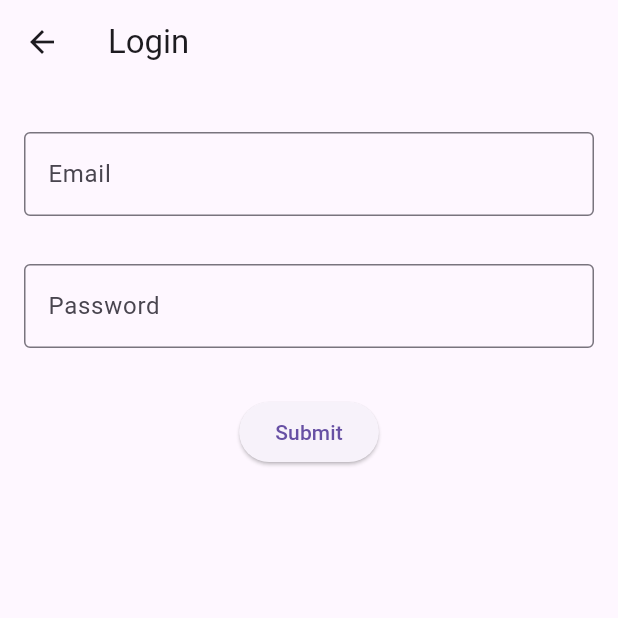
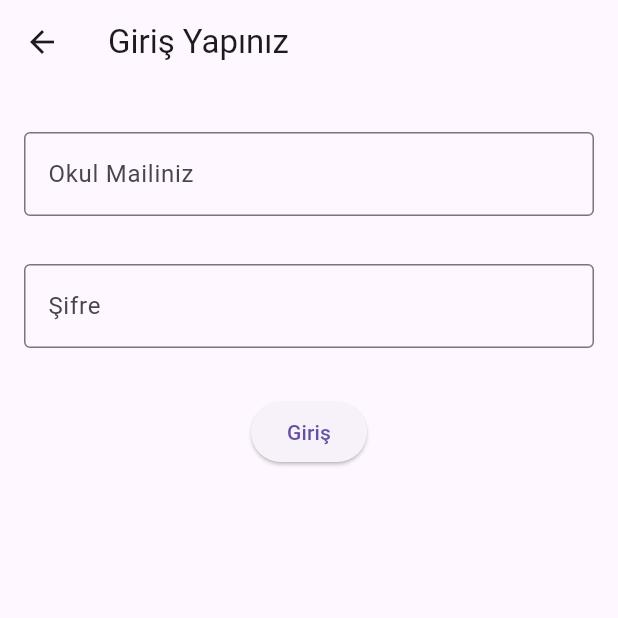
Before and after one commit to TOBB-ETU-CS-Community/Etu-SuperApp, a Flutter app: the screen it shows after launch, in the side drawer, after a tap on "Giriş", on a phone screen of 412 x 824 dp, the top half of it. Run offline on Flutter 3.47's test engine with Material 3 defaults, Android fonts, the light colour scheme and no system bars.

Commit message:
page init

```diff
--- a/etu_super_app_1/lib/Pages/login_screen.dart
+++ b/etu_super_app_1/lib/Pages/login_screen.dart
@@ -16,7 +16,7 @@ class _LoginState extends State<MyLoginScreen> {
   Widget build(BuildContext context) {
     return Scaffold(
       appBar: AppBar(
-        title: const Text("Login"),
+        title: const Text("Giriş Yapınız"),
       ),
       body: Form(
         key: _formKey,
@@ -31,10 +31,10 @@ class _LoginState extends State<MyLoginScreen> {
                 child: TextFormField(
                   controller: emailController,
                   decoration: const InputDecoration(
-                      border: OutlineInputBorder(), labelText: "Email"),
+                      border: OutlineInputBorder(), labelText: "Okul Mailiniz"),
                   validator: (value) {
                     if (value == null || value.isEmpty) {
-                      return 'Please enter your email';
+                      return 'Lütfen okul emailinizi giriniz!';
                     }
                     return null;
                   },
@@ -47,10 +47,10 @@ class _LoginState extends State<MyLoginScreen> {
                   controller: passwordController,
                   obscureText: true,
                   decoration: const InputDecoration(
-                      border: OutlineInputBorder(), labelText: "Password"),
+                      border: OutlineInputBorder(), labelText: "Şifre"),
                   validator: (value) {
                     if (value == null || value.isEmpty) {
-                      return 'Please enter your password';
+                      return 'Lütfen şifrenizi giriniz!';
                     }
                     return null;
                   },
@@ -63,14 +63,16 @@ class _LoginState extends State<MyLoginScreen> {
                   child: ElevatedButton(
                     onPressed: () {
                       if (_formKey.currentState!.validate()) {
-                        // Navigate the user to the Home page
+                        print("entered");
+                        //navigate to the main page
+
                       } else {
                         ScaffoldMessenger.of(context).showSnackBar(
-                          const SnackBar(content: Text('Please fill input')),
+                          const SnackBar(content: Text('Lütfen bilgilerinizi giriniz')),
                         );
                       }
                     },
-                    child: const Text('Submit'),
+                    child: const Text('Giriş'),
                   ),
                 ),
               ),
```
